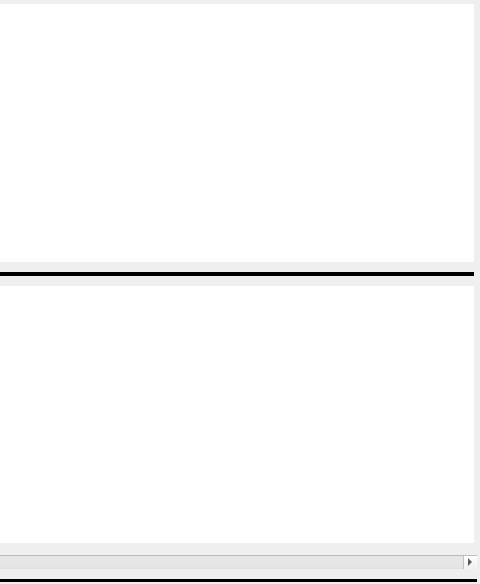
This is cardView/deckPlay.ui in Szybet/sanki as Qt 5 draws it before an edit; both pictures show x 238 to 718 and y 0 to 584 of the 718 by 584 pixel window. The edited form follows.
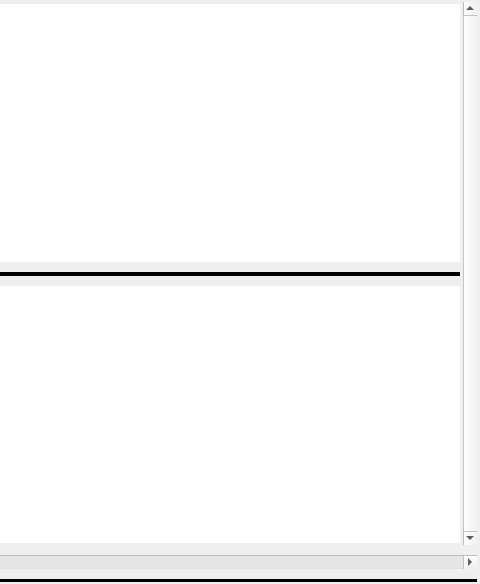
This is the edited form.

Commit message: redesigned scroll bar friendly touch screen to avoid potential mess on eink

Diff of the .ui file:
```diff
--- a/cardView/deckPlay.ui
+++ b/cardView/deckPlay.ui
@@ -47,11 +47,14 @@
          <number>0</number>
         </property>
         <property name="verticalScrollBarPolicy">
-         <enum>Qt::ScrollBarAsNeeded</enum>
+         <enum>Qt::ScrollBarAlwaysOn</enum>
         </property>
         <property name="horizontalScrollBarPolicy">
          <enum>Qt::ScrollBarAlwaysOff</enum>
         </property>
+        <property name="sizeAdjustPolicy">
+         <enum>QAbstractScrollArea::AdjustToContents</enum>
+        </property>
         <property name="widgetResizable">
          <bool>true</bool>
         </property>
@@ -60,7 +63,7 @@
           <rect>
            <x>0</x>
            <y>0</y>
-           <width>710</width>
+           <width>696</width>
            <height>529</height>
           </rect>
          </property>
@@ -110,7 +113,7 @@
              <enum>Qt::ScrollBarAlwaysOff</enum>
             </property>
             <property name="sizeAdjustPolicy">
-             <enum>QAbstractScrollArea::AdjustToContentsOnFirstShow</enum>
+             <enum>QAbstractScrollArea::AdjustIgnored</enum>
             </property>
             <property name="cursorWidth">
              <number>0</number>
@@ -175,7 +178,7 @@
              <enum>Qt::ScrollBarAlwaysOff</enum>
             </property>
             <property name="sizeAdjustPolicy">
-             <enum>QAbstractScrollArea::AdjustToContentsOnFirstShow</enum>
+             <enum>QAbstractScrollArea::AdjustIgnored</enum>
             </property>
             <property name="cursorWidth">
              <number>0</number>
```
Left out of the diff: 9 changed lines with no effect on the pictures. The commit also changes 7 other files.
